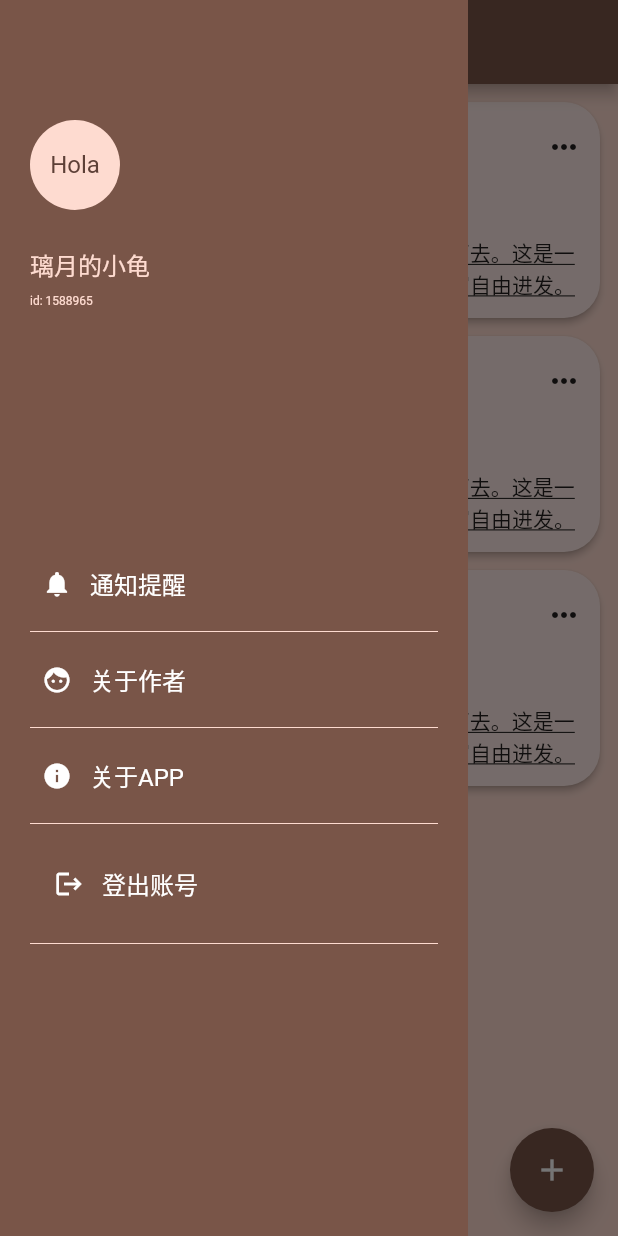
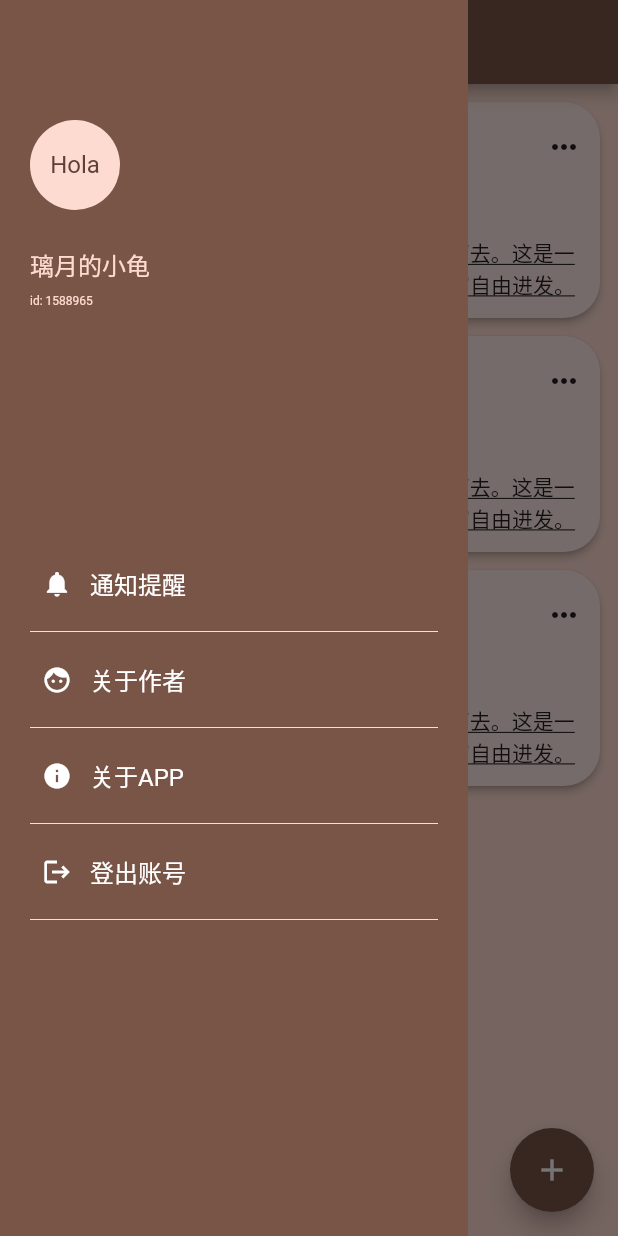
Before and after one commit to TomassMaximum/Benben, a Flutter app: the screen it shows after launch, with the side drawer open, on a phone screen of 412 x 824 dp. Run offline on Flutter 3.47's test engine with Material 2 defaults, Android fonts, the light colour scheme and no system bars.

Commit message:
修复drawer项目不对齐的问题

```diff
--- a/lib/main.dart
+++ b/lib/main.dart
@@ -115,8 +115,17 @@ class _MyHomePageState extends State<MyHomePage> {
                 const SettingsItem(text: "关于APP", iconData: Icons.info, newPage: AboutAppPage()),
                 const Divider(color: Color(0xfffedbd0)),
                 TextButton(
-                    onPressed: () {},
-                    child: const SettingsItem(text: "登出账号", iconData: Icons.logout)),
+                  onPressed: () {},
+                  child: RichText(
+                    text: const TextSpan(
+                        children: [
+                          WidgetSpan(child: Icon(Icons.logout, color: Colors.white, size: 20,)),
+                          WidgetSpan(child: SizedBox(width: 12)),
+                          TextSpan(text: "登出账号", style: TextStyle(fontSize: 16, ))
+                        ]
+                    ),
+                  ),
+                ),
                 const Divider(color: Color(0xfffedbd0)),
               ],
             ),
```
